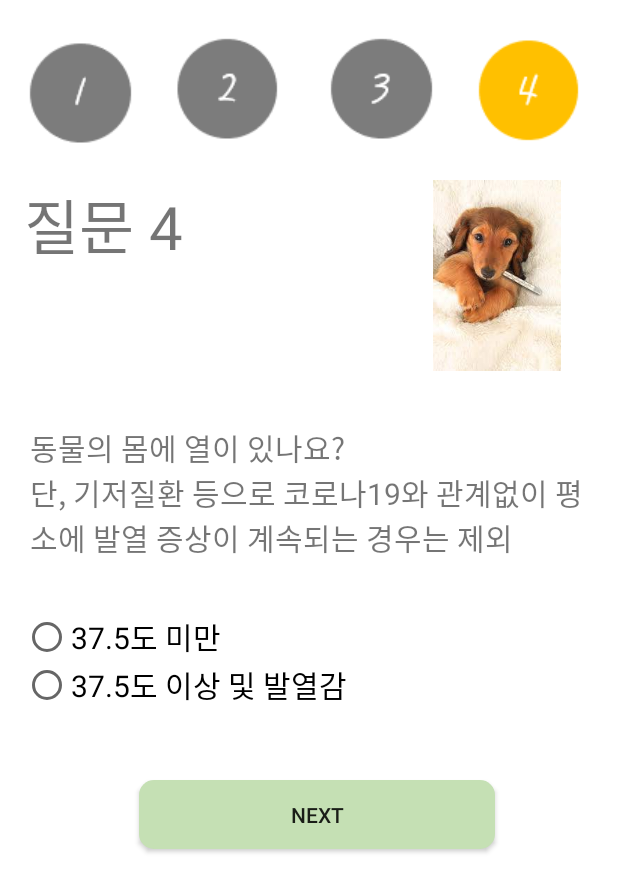
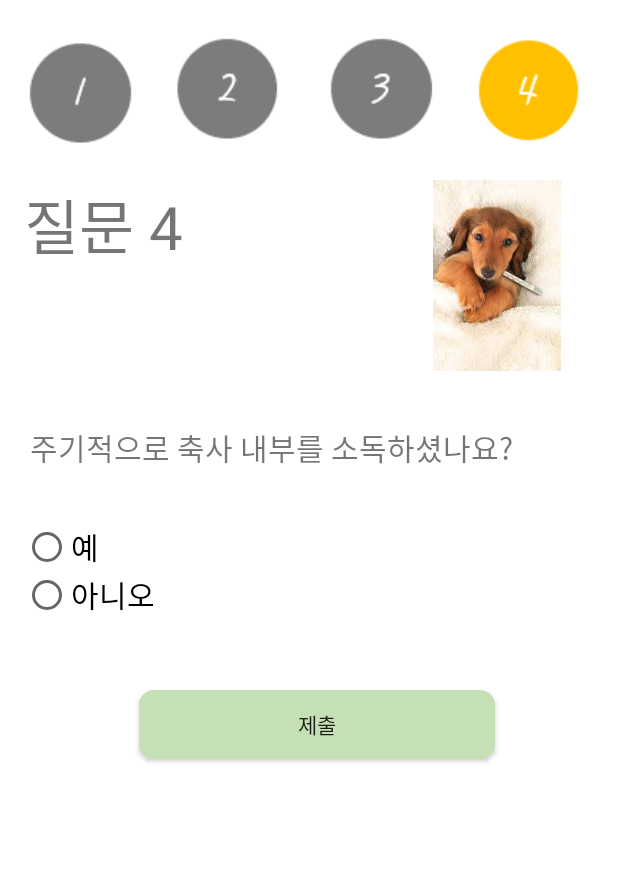
Before and after one commit to julianne03/Dongji, an Android app: the fragment Question4 shown on its own in the app's theme, on a phone screen of 412 x 824 dp. Shown: the top 892 px of the screen. Run offline under Robolectric (Android 15) with nearby library versions, the phone set to English and light mode, and no system bars; Roboto replaces fonts that are not available here; 1 statement that could not run was skipped.

Commit message:
#16 질문 내용 변경

```diff
--- a/app/src/main/res/layout/fragment_question2.xml
+++ b/app/src/main/res/layout/fragment_question2.xml
@@ -82,14 +82,14 @@
             android:layout_width="match_parent"
             android:layout_height="wrap_content"
             android:checked="false"
-            android:text="37.5도 미만"
+            android:text="예"
             android:textSize="20sp" />
 
         <RadioButton
             android:id="@+id/radioButton2"
             android:layout_width="match_parent"
             android:layout_height="wrap_content"
-            android:text="37.5도 이상 및 발열감 "
+            android:text="아니오"
             android:textSize="20sp" />
     </RadioGroup>
 
@@ -109,7 +109,7 @@
         android:layout_height="wrap_content"
         android:layout_marginTop="16dp"
         android:padding="20dp"
-        android:text="동물의 몸에 열이 있나요?\n단, 기저질환 등으로 코로나19와 관계없이 평소에 발열 증상이 계속되는 경우는 제외"
+        android:text="시기에 맞춰 동물에게 예방접종을 하셨나요?                   (생후 6주가 되지 않은 동물 제외)"
         android:textSize="20sp"
         app:layout_constraintEnd_toEndOf="parent"
         app:layout_constraintHorizontal_bias="0.0"
--- a/app/src/main/res/layout/fragment_question3.xml
+++ b/app/src/main/res/layout/fragment_question3.xml
@@ -82,14 +82,14 @@
             android:layout_width="match_parent"
             android:layout_height="wrap_content"
             android:checked="false"
-            android:text="37.5도 미만"
+            android:text="예"
             android:textSize="20sp" />
 
         <RadioButton
             android:id="@+id/radioButton2"
             android:layout_width="match_parent"
             android:layout_height="wrap_content"
-            android:text="37.5도 이상 및 발열감 "
+            android:text="아니오"
             android:textSize="20sp" />
     </RadioGroup>
 
@@ -109,7 +109,7 @@
         android:layout_height="wrap_content"
         android:layout_marginTop="16dp"
         android:padding="20dp"
-        android:text="동물의 몸에 열이 있나요?\n단, 기저질환 등으로 코로나19와 관계없이 평소에 발열 증상이 계속되는 경우는 제외"
+        android:text="동물이 먹이 먹는 것을 꺼려하였나요?"
         android:textSize="20sp"
         app:layout_constraintEnd_toEndOf="parent"
         app:layout_constraintHorizontal_bias="0.0"
--- a/app/src/main/res/layout/fragment_question4.xml
+++ b/app/src/main/res/layout/fragment_question4.xml
@@ -82,14 +82,14 @@
             android:layout_width="match_parent"
             android:layout_height="wrap_content"
             android:checked="false"
-            android:text="37.5도 미만"
+            android:text="예"
             android:textSize="20sp" />
 
         <RadioButton
             android:id="@+id/radioButton2"
             android:layout_width="match_parent"
             android:layout_height="wrap_content"
-            android:text="37.5도 이상 및 발열감 "
+            android:text="아니오"
             android:textSize="20sp" />
     </RadioGroup>
 
@@ -109,7 +109,7 @@
         android:layout_height="wrap_content"
         android:layout_marginTop="16dp"
         android:padding="20dp"
-        android:text="동물의 몸에 열이 있나요?\n단, 기저질환 등으로 코로나19와 관계없이 평소에 발열 증상이 계속되는 경우는 제외"
+        android:text="주기적으로 축사 내부를 소독하셨나요?"
         android:textSize="20sp"
         app:layout_constraintEnd_toEndOf="parent"
         app:layout_constraintHorizontal_bias="0.0"
@@ -124,7 +124,7 @@
         android:layout_marginTop="32dp"
         android:layout_marginEnd="179dp"
         android:background="@drawable/button_background"
-        android:text="next"
+        android:text="제출"
         app:layout_constraintEnd_toEndOf="parent"
         app:layout_constraintHorizontal_bias="0.348"
         app:layout_constraintStart_toStartOf="parent"
```
